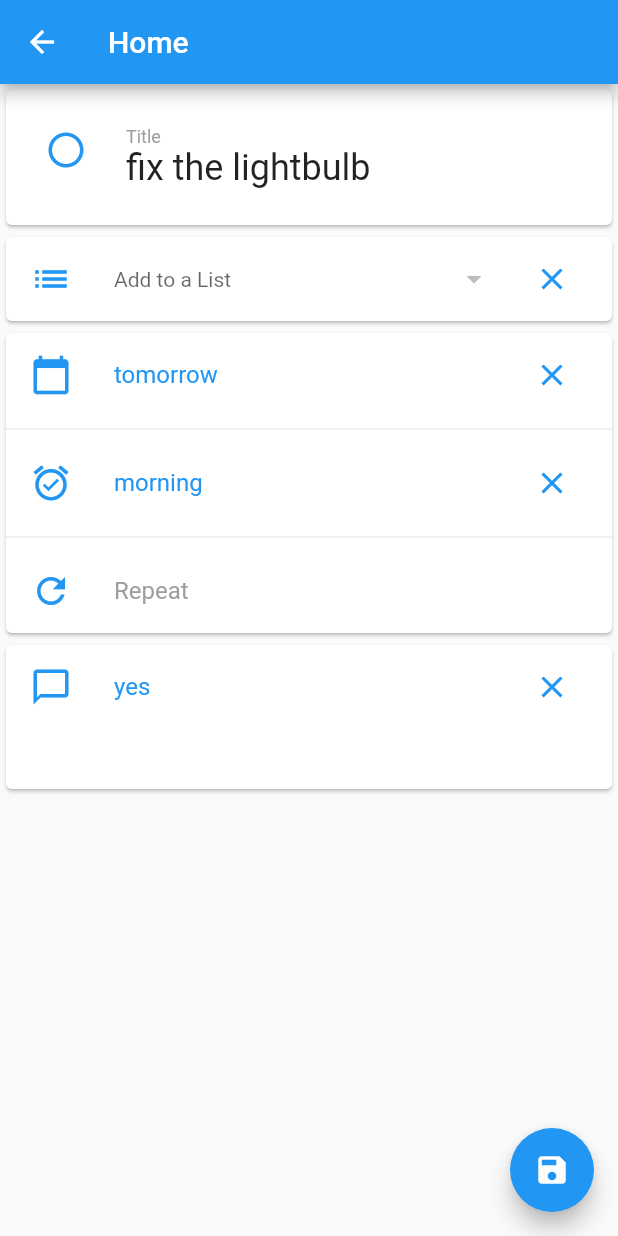
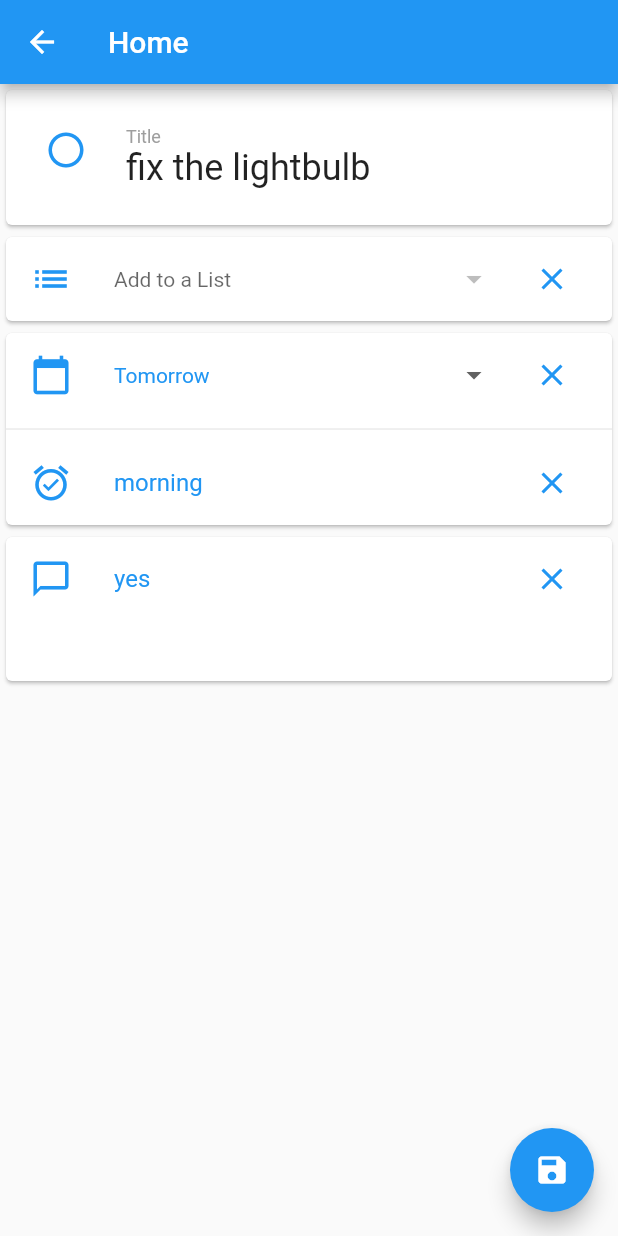
Before and after one commit to clean-apps/CleanToDO, a Flutter app: the TaskDetail screen opened directly with sample values from the repository, after a tap on the "check" icon, on a phone screen of 412 x 824 dp. Run offline on Flutter 3.47's test engine with Material 2 defaults, Android fonts, the phone set to English and light mode, and no system bars.

Commit message:
Fixed duedate dropdown

```diff
--- a/lib/data/FakeDataGenerator.dart
+++ b/lib/data/FakeDataGenerator.dart
@@ -32,11 +32,11 @@ class FakeDataGenerator implements DataProvider {
 
   List<Task> getAllTasks(){
     return [
-      new Task( id : 0, completed : true, title: 'fix the lightbulb', category: new Category( text: 'Home' ) , deadline: 'tomorrow', reminder: 'morning', notes:  'yes' ),
+      new Task( id : 0, completed : true, title: 'fix the lightbulb', category: new Category( text: 'Home' ) , deadline: 'Tomorrow', reminder: 'morning', notes:  'yes' ),
       new Task( id : 1, completed : false, title: 'clean the garden', category: new Category( text: 'Home' ) ),
-      new Task( id : 2, completed : false, title: 'fix the fire hose', category: new Category( text: 'Home' ), deadline: 'next week', reminder: 'morning' ),
+      new Task( id : 2, completed : false, title: 'fix the fire hose', category: new Category( text: 'Home' ), deadline: 'Next Week', reminder: 'morning' ),
       new Task( id : 3, completed : true, title: 'finish the annual reports', category: new Category( text: 'Work' ) ),
-      new Task( id : 4, completed : false, title: 'come up with ideas for the pre-sales task', category: new Category( text: 'Work' ), deadline: 'next week' ),
+      new Task( id : 4, completed : false, title: 'come up with ideas for the pre-sales task', category: new Category( text: 'Work' ), deadline: 'Next Week' ),
       new Task( id : 5, completed : false, title: 'buy ring for aniversary', category: new Category( text: 'Shopping' ) ),
       new Task( id : 6, completed : false, title: 'buy shirts for presentation', category: new Category( text: 'Shopping' ), reminder: 'morning' ),
     ];
--- a/lib/detail/TaskDetail.dart
+++ b/lib/detail/TaskDetail.dart
@@ -3,6 +3,9 @@ import 'package:clean_todo/beans/Task.dart';
 import 'package:clean_todo/detail/TextTaskDetailTile.dart';
 import 'package:clean_todo/detail/TextInputDialog.dart';
 import 'package:clean_todo/detail/DropdownTile.dart';
+import 'package:clean_todo/detail/CTDropdownMenuItem.dart';
+import 'package:clean_todo/calender/DateToString.dart';
+import 'package:clean_todo/calender/Dates.dart';
 import 'package:clean_todo/beans/Category.dart';
 import 'dart:async';
 
@@ -19,6 +22,8 @@ class TaskDetail extends StatefulWidget {
 
 class _TaskDetailState extends State<TaskDetail> {
 
+  final List<String> _deadlines = ['Today', 'Tomorrow', 'Next Week'];
+
   Widget getStatusIcon( bool completed, context ){
 
     return completed ?
@@ -29,21 +34,59 @@ class _TaskDetailState extends State<TaskDetail> {
 
   }
 
+  String getValueForCustom( deadline ){
+    if( deadline == null ){
+      return 'Custom';
+
+    } else if ( _deadlines.contains(deadline) ) {
+      return 'Custom';
+
+    } else {
+      return  deadline;
+
+    }
+  }
+
   @override
   Widget build(BuildContext context) {
 
     List<Widget> datesAndReminder = <Widget>[
 
-
-
-        new TextTaskDetailTile(
+        new DropdownTile(
           text: widget.task.deadline,
           hint: 'Add Due Date',
           icon: Icons.calendar_today,
+          options: <DropdownMenuItem<String>>[
+            new DropdownMenuItem<String>( value: 'Today', child: new Text( 'Today' ), ),
+            new DropdownMenuItem<String>( value: 'Tomorrow', child: new Text( 'Tomorrow' ), ),
+            new DropdownMenuItem<String>( value: 'Next Week', child: new Text( 'Next Week' ), ),
+            new DropdownMenuItem<String>( value: getValueForCustom(widget.task.deadline), child: new Text( 'Custom' ), ),
+          ],
+
           updateContent: (content){
-            this.setState( (){
-              widget.task.deadline = content;
-            });
+
+            if( !_deadlines.contains(content)){
+               Future<DateTime> picked = showDatePicker(
+                context: context,
+                firstDate: Dates.now,
+                initialDate: content == 'Custom' ? Dates.now : DateTime.parse( widget.task.deadline ),
+                lastDate: new DateTime.now().add( new Duration( days: 365 ) ),
+              );
+
+              picked.then( (pickedValue){
+                 if ( pickedValue != null )
+                  this.setState( (){
+                    widget.task.deadline = Dates.parse(pickedValue);
+                  });
+              });
+
+            } else {
+
+              this.setState( (){
+                widget.task.deadline = content;
+              });
+
+            }
           },
         ),
 
@@ -61,24 +104,6 @@ class _TaskDetailState extends State<TaskDetail> {
         ),
 
     ];
-
-    if( widget.task.reminder != null ){
-
-      datesAndReminder.add( new Divider() );
-      datesAndReminder.add(
-        new TextTaskDetailTile(
-          text: widget.task.repeat,
-          hint: 'Repeat',
-          icon: Icons.refresh,
-          updateContent: (content){
-            this.setState( (){
-              widget.task.repeat = content;
-            });
-          },
-        ),
-       );
-
-    }
 
     return new Scaffold(
 
```
Also changed, not shown: lib/calender/DateToString.dart (added, +17 -0 lines), lib/calender/Dates.dart (added, +14 -0 lines), lib/detail/CTDropdownMenuItem.dart (added, +16 -0 lines).
